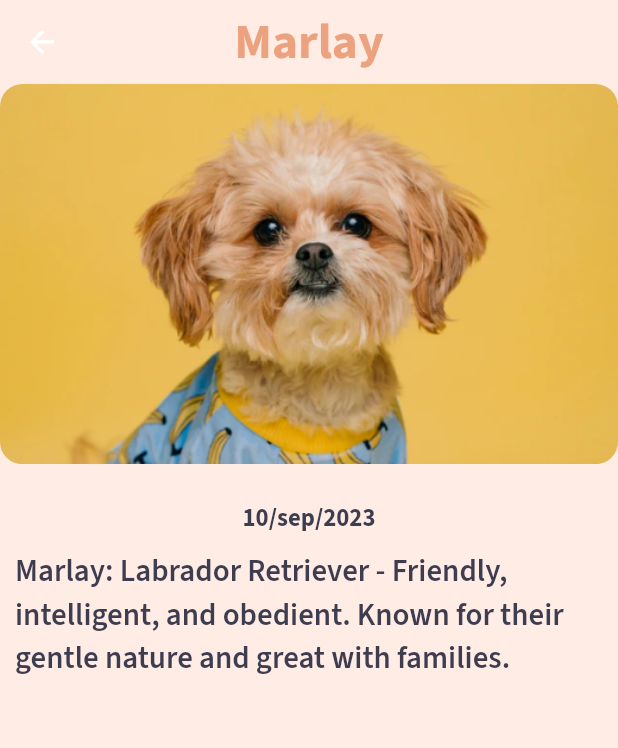
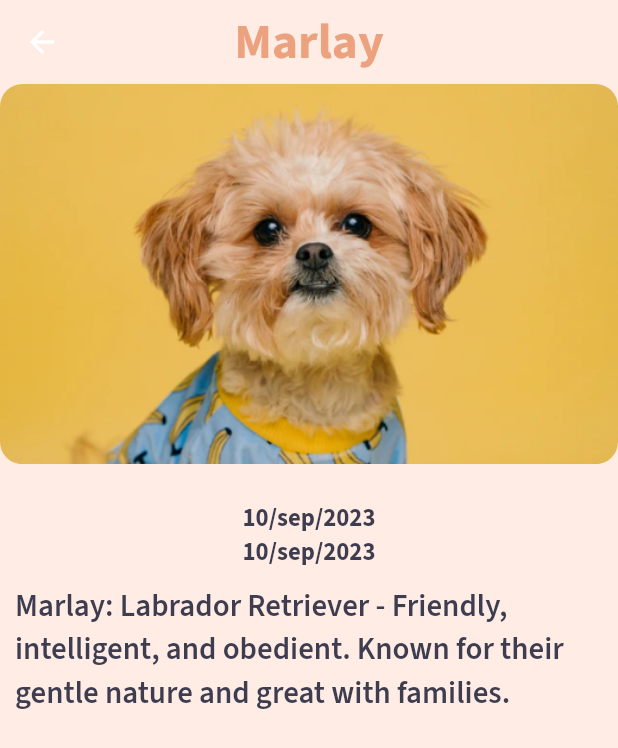
Before and after one commit to Malaksadiq/pet-care-flutter-app, a Flutter app: the screen it shows after launch, after a tap on "Banana", on a phone screen of 412 x 824 dp. Shown: the top 748 px of the screen. Run offline on Flutter 3.47's test engine with Material 2 defaults, Android fonts, the phone set to English and light mode, and no system bars; our stand-ins replace flutter_svg, google_fonts; network calls fail.

Commit message:
changes1

```diff
--- a/lib/detail_screen.dart
+++ b/lib/detail_screen.dart
@@ -51,6 +51,11 @@ class _PetDetailScreenState extends State<PetDetailScreen> {
               ),
 
             ),
+            Text(
+                widget.date,
+                   style: kSourceSansProBold.copyWith(
+                            fontSize: SizeConfig.blockSizeHorizontal! *4,color: kBlack),
+              ),
              Padding(
 
                padding: const EdgeInsets.symmetric(vertical: 10,horizontal: 10),
```
